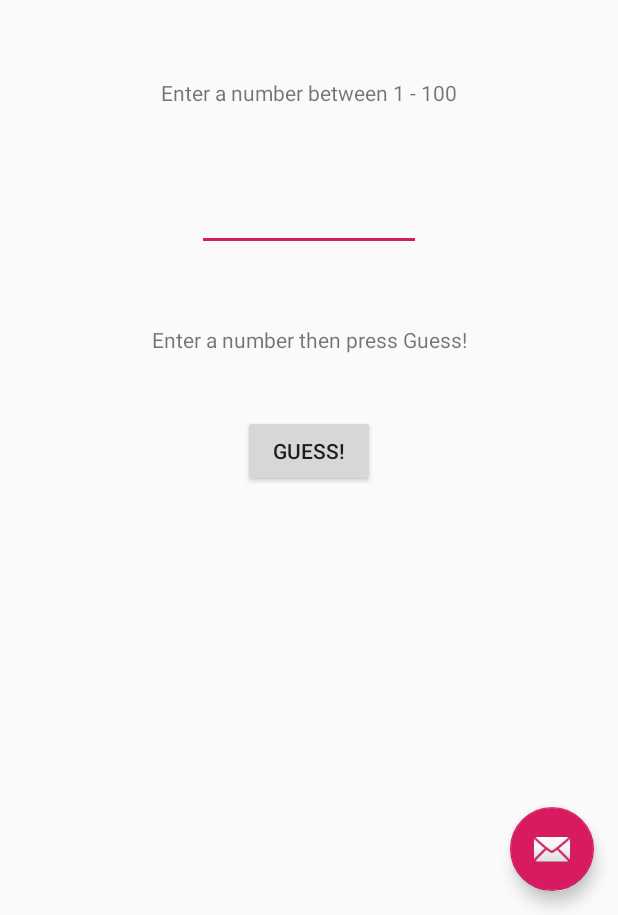
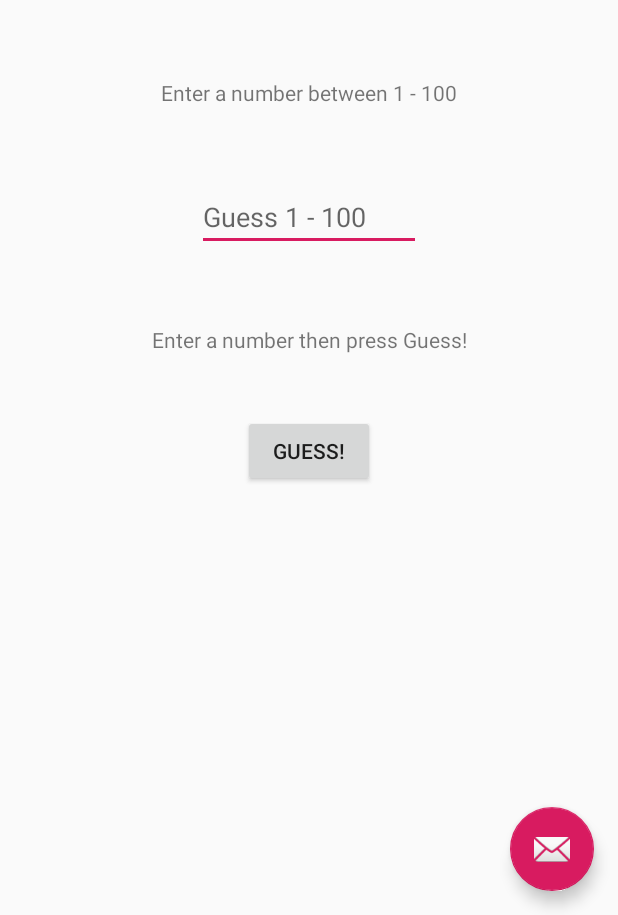
Before and after one commit to ToddJMullen/LearnJavaEasyWay, an Android app: the MainActivity screen opened directly, with no data from a screen before it, on a phone screen of 412 x 824 dp, the part 321-1236 px from its top. Run offline under Robolectric (Android 15) with nearby library versions, the phone set to English and light mode, and no system bars; 2 statements that could not run were skipped.

Commit message:
Center guess text & add check on ENTER

```diff
--- a/AndroidProjects/app/src/main/java/com/example/guessinggame/MainActivity.java
+++ b/AndroidProjects/app/src/main/java/com/example/guessinggame/MainActivity.java
@@ -8,6 +8,7 @@ import com.google.android.material.snackbar.Snackbar;
 import androidx.appcompat.app.AppCompatActivity;
 import androidx.appcompat.widget.Toolbar;
 
+import android.view.KeyEvent;
 import android.view.View;
 import android.view.Menu;
 import android.view.MenuItem;
@@ -114,6 +115,13 @@ public class MainActivity extends AppCompatActivity {
                 checkGuess();
             }
         });
+        tiGuess.setOnEditorActionListener(new TextView.OnEditorActionListener() {
+            @Override
+            public boolean onEditorAction(TextView textView, int i, KeyEvent keyEvent) {
+                checkGuess();
+                return true;//return true mean don't close the keyboard
+            }
+        });
 
         Toolbar toolbar = findViewById(R.id.toolbar);
         setSupportActionBar(toolbar);
--- a/AndroidProjects/app/src/main/res/layout/content_main.xml
+++ b/AndroidProjects/app/src/main/res/layout/content_main.xml
@@ -42,7 +42,11 @@
         android:layout_marginBottom="34dp"
         android:width="75dp"
         android:ems="10"
+        android:hint="Guess 1 - 100"
         android:inputType="number"
+        android:textAlignment="center"
+        android:textColorHighlight="#001F0D0D"
+        android:textColorLink="#000E0707"
         android:textSize="18sp"
         app:layout_constraintBottom_toTopOf="@+id/lblOutput"
         app:layout_constraintEnd_toEndOf="parent"
```
